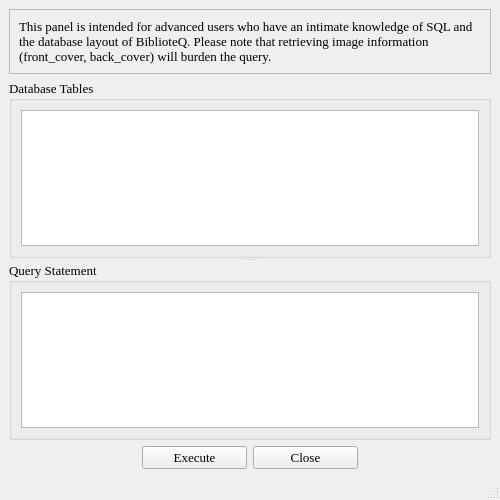
First picture: the form in customquery.ui, repository textbrowser/biblioteq, before the edit.
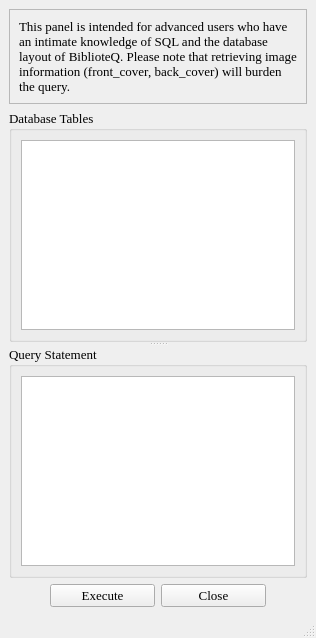
Second picture: the form after the edit. Icons and pictures are not drawn.

Patch:
```diff
--- a/customquery.ui
+++ b/customquery.ui
@@ -2,14 +2,6 @@
 <ui version="4.0">
  <class>customquery</class>
  <widget class="QMainWindow" name="customquery">
-  <property name="geometry">
-   <rect>
-    <x>0</x>
-    <y>0</y>
-    <width>500</width>
-    <height>500</height>
-   </rect>
-  </property>
   <property name="font">
    <font>
     <family>Times</family>
```
